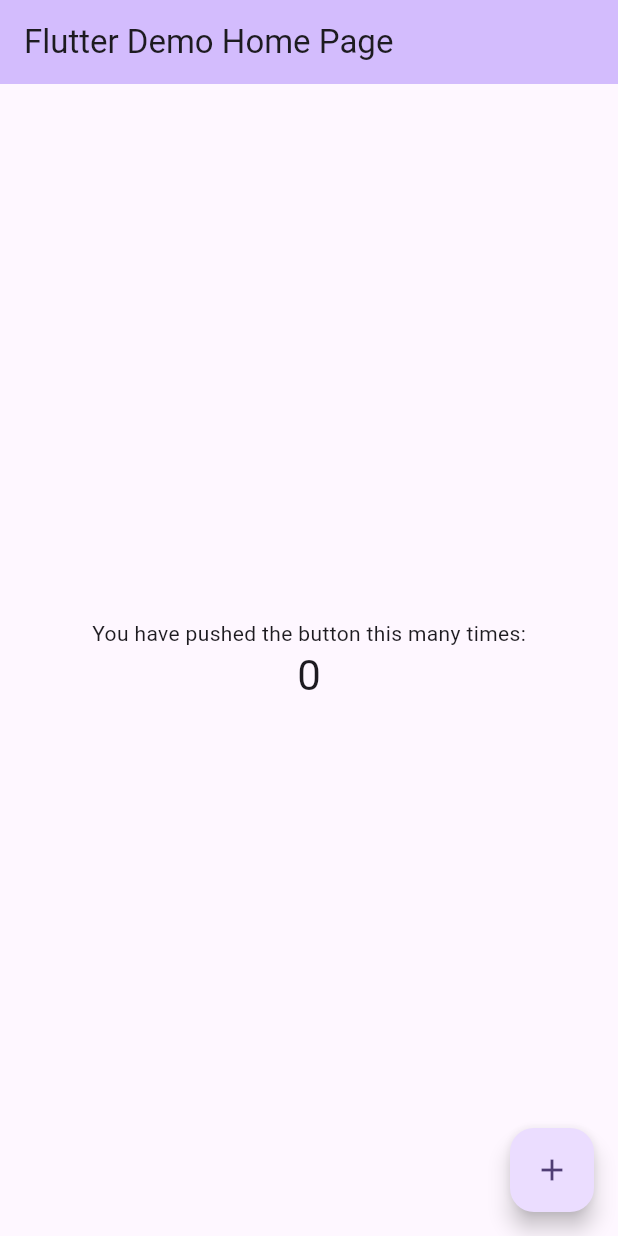
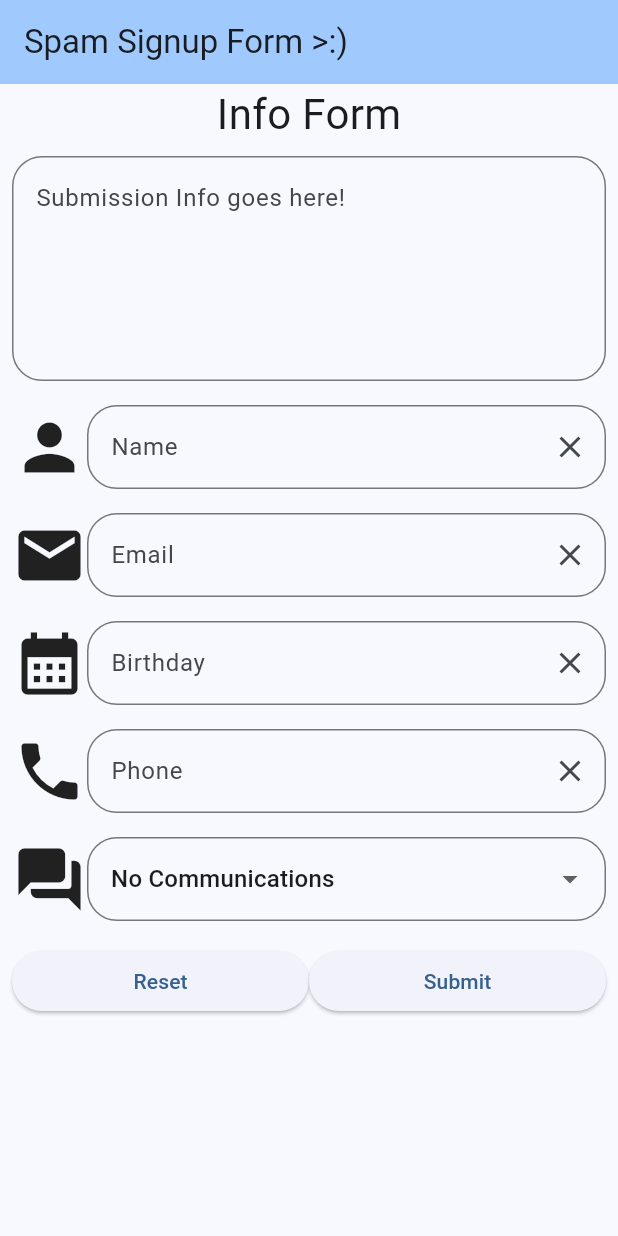
Before and after one commit to TB516/IGME-340-Lab-01, a Flutter app: the screen it shows after launch, on a phone screen of 412 x 824 dp. Run offline on Flutter 3.47's test engine with Material 3 defaults, Android fonts, the phone set to English and light mode, and no system bars.

Commit message:
Lab functionality complete

```diff
--- a/lib/main.dart
+++ b/lib/main.dart
@@ -1,4 +1,5 @@
 import 'package:flutter/material.dart';
+import 'package:flutter/services.dart';
 
 void main() {
   runApp(const MyApp());
@@ -11,42 +12,19 @@ class MyApp extends StatelessWidget {
   @override
   Widget build(BuildContext context) {
     return MaterialApp(
-      title: 'Flutter Demo',
+      title: 'Forms and Buttons',
       theme: ThemeData(
-        // This is the theme of your application.
-        //
-        // TRY THIS: Try running your application with "flutter run". You'll see
-        // the application has a purple toolbar. Then, without quitting the app,
-        // try changing the seedColor in the colorScheme below to Colors.green
-        // and then invoke "hot reload" (save your changes or press the "hot
-        // reload" button in a Flutter-supported IDE, or press "r" if you used
-        // the command line to start the app).
-        //
-        // Notice that the counter didn't reset back to zero; the application
-        // state is not lost during the reload. To reset the state, use hot
-        // restart instead.
-        //
-        // This works for code too, not just values: Most code changes can be
-        // tested with just a hot reload.
-        colorScheme: ColorScheme.fromSeed(seedColor: Colors.deepPurple),
+        colorScheme: ColorScheme.fromSeed(seedColor: Colors.blue),
         useMaterial3: true,
       ),
-      home: const MyHomePage(title: 'Flutter Demo Home Page'),
+      home: const MyHomePage(title: 'Spam Signup Form >:)'),
+      debugShowCheckedModeBanner: false,
     );
   }
 }
 
 class MyHomePage extends StatefulWidget {
   const MyHomePage({super.key, required this.title});
-
-  // This widget is the home page of your application. It is stateful, meaning
-  // that it has a State object (defined below) that contains fields that affect
-  // how it looks.
-
-  // This class is the configuration for the state. It holds the values (in this
-  // case the title) provided by the parent (in this case the App widget) and
-  // used by the build method of the State. Fields in a Widget subclass are
-  // always marked "final".
 
   final String title;
 
@@ -55,71 +33,195 @@ class MyHomePage extends StatefulWidget {
 }
 
 class _MyHomePageState extends State<MyHomePage> {
-  int _counter = 0;
-
-  void _incrementCounter() {
-    setState(() {
-      // This call to setState tells the Flutter framework that something has
-      // changed in this State, which causes it to rerun the build method below
-      // so that the display can reflect the updated values. If we changed
-      // _counter without calling setState(), then the build method would not be
-      // called again, and so nothing would appear to happen.
-      _counter++;
-    });
-  }
+  final TextEditingController _displayController = TextEditingController();
+  final TextEditingController _nameController = TextEditingController();
+  final TextEditingController _emailController = TextEditingController();
+  final TextEditingController _dateController = TextEditingController();
+  final TextEditingController _phoneController = TextEditingController();
+  String _dropdownValue = "None";
 
   @override
   Widget build(BuildContext context) {
-    // This method is rerun every time setState is called, for instance as done
-    // by the _incrementCounter method above.
-    //
-    // The Flutter framework has been optimized to make rerunning build methods
-    // fast, so that you can just rebuild anything that needs updating rather
-    // than having to individually change instances of widgets.
     return Scaffold(
       appBar: AppBar(
-        // TRY THIS: Try changing the color here to a specific color (to
-        // Colors.amber, perhaps?) and trigger a hot reload to see the AppBar
-        // change color while the other colors stay the same.
         backgroundColor: Theme.of(context).colorScheme.inversePrimary,
-        // Here we take the value from the MyHomePage object that was created by
-        // the App.build method, and use it to set our appbar title.
         title: Text(widget.title),
       ),
-      body: Center(
-        // Center is a layout widget. It takes a single child and positions it
-        // in the middle of the parent.
-        child: Column(
-          // Column is also a layout widget. It takes a list of children and
-          // arranges them vertically. By default, it sizes itself to fit its
-          // children horizontally, and tries to be as tall as its parent.
-          //
-          // Column has various properties to control how it sizes itself and
-          // how it positions its children. Here we use mainAxisAlignment to
-          // center the children vertically; the main axis here is the vertical
-          // axis because Columns are vertical (the cross axis would be
-          // horizontal).
-          //
-          // TRY THIS: Invoke "debug painting" (choose the "Toggle Debug Paint"
-          // action in the IDE, or press "p" in the console), to see the
-          // wireframe for each widget.
-          mainAxisAlignment: MainAxisAlignment.center,
-          children: <Widget>[
-            const Text(
-              'You have pushed the button this many times:',
+      body: Container(
+        width: double.infinity,
+        child: Form(
+            child: Column(children: [
+          Text("Info Form", textScaler: TextScaler.linear(2)),
+          Padding(
+            padding: EdgeInsets.all(8),
+            child: SizedBox(
+              width: double.infinity,
+              height: 150,
+              child: TextField(
+                controller: _displayController,
+                readOnly: true,
+                maxLines: 5,
+                decoration: InputDecoration(
+                  hintText: "Submission Info goes here!",
+                  border: OutlineInputBorder(
+                      borderRadius: BorderRadius.circular(20)),
+                ),
+              ),
             ),
-            Text(
-              '$_counter',
-              style: Theme.of(context).textTheme.headlineMedium,
+          ),
+          Padding(
+            padding: EdgeInsets.all(8),
+            child: Row(
+              children: [
+                Icon(
+                  Icons.person,
+                  size: 50,
+                ),
+                Expanded(
+                  child: TextField(
+                      controller: _nameController,
+                      keyboardType: TextInputType.name,
+                      decoration: InputDecoration(
+                          border: OutlineInputBorder(
+                              borderRadius: BorderRadius.circular(20)),
+                          labelText: "Name",
+                          suffixIcon: IconButton(
+                              icon: Icon(Icons.close),
+                              onPressed: () {
+                                _nameController.clear();
+                              }))),
+                )
+              ],
             ),
-          ],
-        ),
+          ),
+          Padding(
+            padding: EdgeInsets.all(8),
+            child: Row(
+              children: [
+                Icon(
+                  Icons.email,
+                  size: 50,
+                ),
+                Expanded(
+                  child: TextField(
+                      controller: _emailController,
+                      keyboardType: TextInputType.emailAddress,
+                      decoration: InputDecoration(
+                          border: OutlineInputBorder(
+                              borderRadius: BorderRadius.circular(20)),
+                          labelText: "Email",
+                          suffixIcon: IconButton(
+                              icon: Icon(Icons.close),
+                              onPressed: () {
+                                _emailController.clear();
+                              }))),
+                )
+              ],
+            ),
+          ),
+          Padding(
+            padding: EdgeInsets.all(8),
+            child: Row(
+              children: [
+                Icon(
+                  Icons.calendar_month,
+                  size: 50,
+                ),
+                Expanded(
+                  child: TextField(
+                      controller: _dateController,
+                      keyboardType: TextInputType.datetime,
+                      decoration: InputDecoration(
+                          border: OutlineInputBorder(
+                              borderRadius: BorderRadius.circular(20)),
+                          labelText: "Birthday",
+                          suffixIcon: IconButton(
+                              icon: Icon(Icons.close),
+                              onPressed: () {
+                                _dateController.clear();
+                              }))),
+                )
+              ],
+            ),
+          ),
+          Padding(
+              padding: EdgeInsets.all(8),
+              child: Row(
+                children: [
+                  Icon(
+                    Icons.phone,
+                    size: 50,
+                  ),
+                  Expanded(
+                    child: TextField(
+                        controller: _phoneController,
+                        keyboardType: TextInputType.phone,
+                        decoration: InputDecoration(
+                            border: OutlineInputBorder(
+                                borderRadius: BorderRadius.circular(20)),
+                            labelText: "Phone",
+                            suffixIcon: IconButton(
+                                icon: Icon(Icons.close),
+                                onPressed: () {
+                                  _phoneController.clear();
+                                }))),
+                  )
+                ],
+              )),
+          Padding(
+            padding: EdgeInsets.all(8),
+            child: Row(children: [
+              Icon(Icons.question_answer_rounded, size: 50),
+              Expanded(
+                  child: DropdownButtonFormField(
+                decoration: InputDecoration(
+                  border: OutlineInputBorder(
+                      borderRadius: BorderRadius.circular(20)),
+                ),
+                value: _dropdownValue,
+                items: [
+                  DropdownMenuItem(
+                      value: "None", child: Text("No Communications")),
+                  DropdownMenuItem(value: "Email", child: Text("Email")),
+                  DropdownMenuItem(value: "Phone", child: Text("Phone")),
+                ],
+                onChanged: (value) {
+                  setState(() {
+                    _dropdownValue = value!;
+                  });
+                },
+              ))
+            ]),
+          ),
+          Padding(
+            padding: EdgeInsets.all(8),
+            child: Row(
+              children: [
+                Expanded(
+                    child: ElevatedButton(
+                        onPressed: () {
+                          _nameController.clear();
+                          _emailController.clear();
+                          _dateController.clear();
+                          _phoneController.clear();
+                          setState(() {
+                            _dropdownValue = "None";
+                          });
+                          _displayController.clear();
+                        },
+                        child: Text("Reset"))),
+                Expanded(
+                    child: ElevatedButton(
+                        onPressed: () {
+                          _displayController.text =
+                              "Name: ${_nameController.value.text}\nEmail: ${_emailController.value.text}\nDate: ${_dateController.value.text}\nPhone: ${_phoneController.value.text}\nCommunication Preferences: $_dropdownValue";
+                        },
+                        child: Text("Submit"))),
+              ],
+            ),
+          )
+        ])),
       ),
-      floatingActionButton: FloatingActionButton(
-        onPressed: _incrementCounter,
-        tooltip: 'Increment',
-        child: const Icon(Icons.add),
-      ), // This trailing comma makes auto-formatting nicer for build methods.
     );
   }
 }
```
